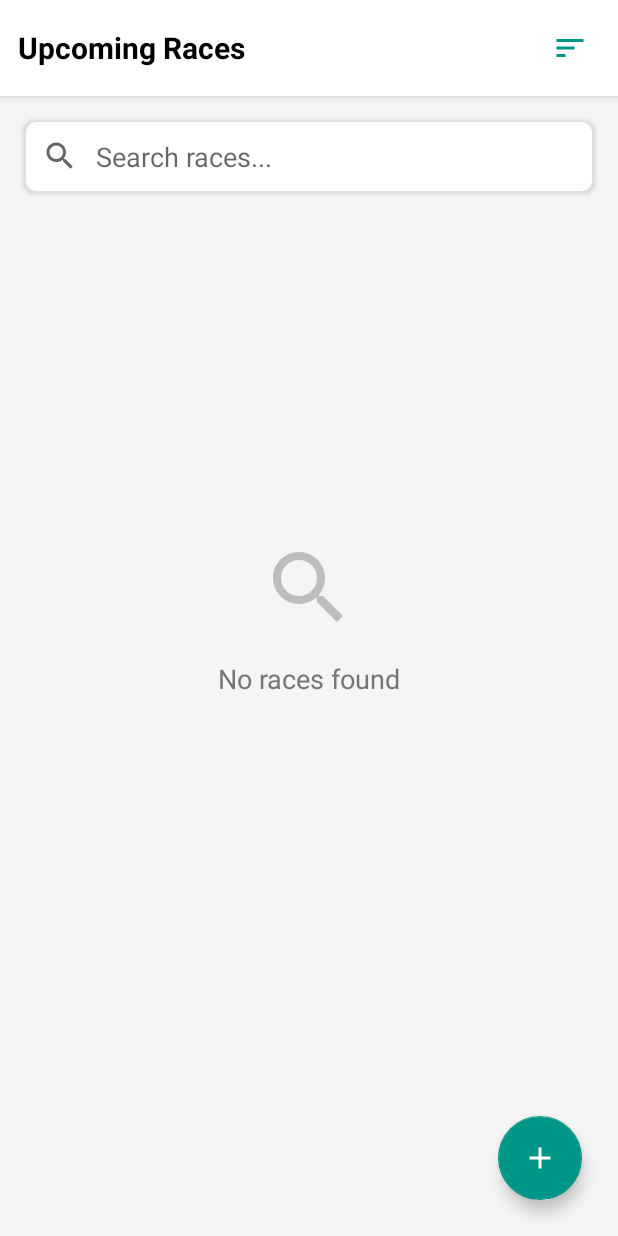
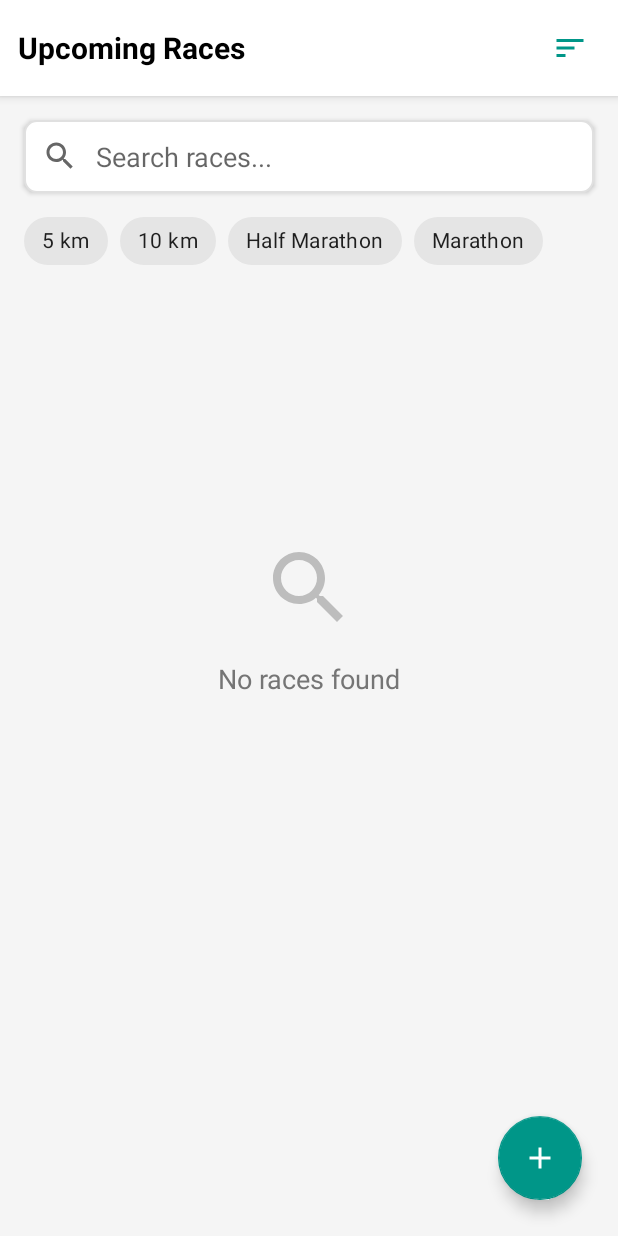
Before and after one commit to Tatatroi/RaceUp, an Android app: the RaceListActivity screen opened directly, with no data from a screen before it, on a phone screen of 412 x 824 dp. Run offline under Robolectric (Android 15) with nearby library versions, the phone set to English and light mode, and no system bars; our stand-ins replace Firebase (no records; nobody signed in at launch, a user with empty details on screens opened directly).

Commit message:
Update RaceListActivity to include a distance filter for the races

```diff
--- a/app/build.gradle.kts
+++ b/app/build.gradle.kts
@@ -91,6 +91,7 @@ dependencies {
     implementation(libs.androidx.appcompat)
     implementation("com.google.android.gms:play-services-maps:19.2.0")
     implementation("com.google.android.gms:play-services-location:21.0.1")
+    implementation("com.google.android.material:material:1.11.0")
 //    implementation(platform(libs.firebase.bom))
 //    implementation(libs.firebase.auth.ktx)
 //    implementation(libs.firebase.firestore.ktx)
--- a/app/src/main/java/com/raceup/app/RaceListActivity.kt
+++ b/app/src/main/java/com/raceup/app/RaceListActivity.kt
@@ -9,11 +9,11 @@ import android.widget.EditText
 import android.widget.ImageButton
 import android.widget.LinearLayout
 import android.widget.TextView
-import android.widget.Toast
 import androidx.appcompat.app.AlertDialog
 import androidx.appcompat.app.AppCompatActivity
 import androidx.recyclerview.widget.LinearLayoutManager
 import androidx.recyclerview.widget.RecyclerView
+import com.google.android.material.chip.ChipGroup
 import com.google.firebase.auth.FirebaseAuth
 import com.google.firebase.firestore.FirebaseFirestore
 import com.google.firebase.firestore.ListenerRegistration
@@ -25,16 +25,17 @@ class RaceListActivity : AppCompatActivity() {
     private lateinit var searchEditText: EditText
     private lateinit var btnSort: ImageButton
     private lateinit var emptyView: LinearLayout
+    private lateinit var filterChipGroup: ChipGroup // <--- NEW
 
-    // We need TWO lists:
-    // 1. The full data from DB
-    // 2. The filtered data currently shown
     private val allRacesList = mutableListOf<Race>()
     private val displayList = mutableListOf<Race>()
 
     private val db = FirebaseFirestore.getInstance()
     private val auth = FirebaseAuth.getInstance()
     private var listenerRegistration: ListenerRegistration? = null
+
+    // Tracks the active filter
+    private var selectedDistanceFilter: String? = null
 
     override fun onCreate(savedInstanceState: Bundle?) {
         super.onCreate(savedInstanceState)
@@ -45,11 +46,10 @@ class RaceListActivity : AppCompatActivity() {
         searchEditText = findViewById(R.id.searchEditText)
         btnSort = findViewById(R.id.btnSort)
         emptyView = findViewById(R.id.emptyView)
+        filterChipGroup = findViewById(R.id.filterChipGroup) // <--- NEW
         val addRaceButton = findViewById<View>(R.id.addRaceButton)
 
         recyclerView.layoutManager = LinearLayoutManager(this)
-
-        // Adapter uses displayList (the filtered one)
         adapter = RaceAdapter(displayList) { race ->
             val intent = Intent(this, RaceDetailsActivity::class.java)
             intent.putExtra("raceId", race.id)
@@ -57,51 +57,96 @@ class RaceListActivity : AppCompatActivity() {
         }
         recyclerView.adapter = adapter
 
-        // Guest Mode Logic
-        if (auth.currentUser == null) {
-            addRaceButton.visibility = View.GONE
-        } else {
-            addRaceButton.visibility = View.VISIBLE
-            addRaceButton.setOnClickListener {
-                startActivity(Intent(this, RaceFormActivity::class.java))
-            }
+        // Setup Buttons
+        if (auth.currentUser == null) addRaceButton.visibility = View.GONE
+        else addRaceButton.setOnClickListener {
+            startActivity(
+                Intent(
+                    this,
+                    RaceFormActivity::class.java
+                )
+            )
         }
 
-        // Admin Review Logic
         val showPending = intent.getBooleanExtra("SHOW_PENDING", false)
         if (showPending) {
             findViewById<TextView>(R.id.tvTitle).text = "Pending Approvals"
-            // Hide search/sort in admin review to keep it simple, or keep them if you want
             searchEditText.visibility = View.GONE
             btnSort.visibility = View.GONE
+            // Hide filters in admin mode
+            findViewById<View>(R.id.chipScrollView).visibility = View.GONE
         }
 
-        // Load Data
         loadRacesLive(showPending)
 
-        // SEARCH LOGIC
+        // --- SEARCH LISTENER ---
         searchEditText.addTextChangedListener(object : TextWatcher {
             override fun afterTextChanged(s: Editable?) {
-                filter(s.toString())
-            }
+                applyFilters()
+            } // Changed to call applyFilters
+
             override fun beforeTextChanged(s: CharSequence?, start: Int, count: Int, after: Int) {}
             override fun onTextChanged(s: CharSequence?, start: Int, before: Int, count: Int) {}
         })
 
-        // SORT LOGIC
-        btnSort.setOnClickListener {
-            showSortDialog()
+        // --- SORT LISTENER ---
+        btnSort.setOnClickListener { showSortDialog() }
+
+        // --- NEW: CHIP LISTENER ---
+        filterChipGroup.setOnCheckedChangeListener { group, checkedId ->
+            if (checkedId == View.NO_ID) {
+                // Nothing selected
+                selectedDistanceFilter = null
+            } else {
+                // Something selected, figure out which one
+                when (checkedId) {
+                    R.id.chip5k -> selectedDistanceFilter = "5" // Will match "5 km"
+                    R.id.chip10k -> selectedDistanceFilter = "10"
+                    R.id.chip21k -> selectedDistanceFilter = "21" // Matches 21.1 km
+                    R.id.chip42k -> selectedDistanceFilter = "42" // Matches 42.2 km
+                }
+            }
+            // Re-run the filter with new chip setting
+            applyFilters()
         }
+    }
+
+    // --- THE MAIN FILTER FUNCTION ---
+    private fun applyFilters() {
+        val searchText = searchEditText.text.toString().lowercase().trim()
+
+        displayList.clear()
+
+        for (race in allRacesList) {
+            // 1. Check Text
+            val matchesText = if (searchText.isEmpty()) true else {
+                race.name.lowercase().contains(searchText) ||
+                        race.distance.lowercase().contains(searchText)
+            }
+
+            // 2. Check Chip
+            // The race distance string looks like "5 km, 10 km, 21.1 km"
+            // We check if it contains our filter key (e.g., "10")
+            val matchesChip = if (selectedDistanceFilter == null) true else {
+                race.distance.contains(selectedDistanceFilter!!)
+            }
+
+            // Add ONLY if both are true
+            if (matchesText && matchesChip) {
+                displayList.add(race)
+            }
+        }
+
+        adapter.notifyDataSetChanged()
+        updateEmptyView()
     }
 
     private fun loadRacesLive(showPending: Boolean) {
         val targetStatus = !showPending
-
         listenerRegistration = db.collection("races")
             .whereEqualTo("isApproved", targetStatus)
             .addSnapshotListener { snapshot, error ->
                 if (error != null) return@addSnapshotListener
-
                 if (snapshot != null) {
                     allRacesList.clear()
                     for (doc in snapshot.documents) {
@@ -109,36 +154,14 @@ class RaceListActivity : AppCompatActivity() {
                         race?.id = doc.id
                         if (race != null) allRacesList.add(race)
                     }
-                    // Initially, display everything
-                    displayList.clear()
-                    displayList.addAll(allRacesList)
-                    adapter.notifyDataSetChanged()
-
-                    updateEmptyView()
+                    applyFilters() // Apply filters immediately after loading
                 }
             }
     }
 
-    private fun filter(text: String) {
-        displayList.clear()
-        if (text.isEmpty()) {
-            displayList.addAll(allRacesList)
-        } else {
-            val query = text.lowercase()
-            for (race in allRacesList) {
-                if (race.name.lowercase().contains(query) || race.distance.lowercase().contains(query)) {
-                    displayList.add(race)
-                }
-            }
-        }
-        adapter.notifyDataSetChanged()
-
-        updateEmptyView()
-    }
-
+    // ... (Keep your existing showSortDialog, parseDate, updateEmptyView, onDestroy) ...
     private fun showSortDialog() {
         val options = arrayOf("Name (A-Z)", "Date (Newest First)", "Date (Oldest First)")
-
         val builder = AlertDialog.Builder(this)
         builder.setTitle("Sort By")
         builder.setItems(options) { _, which ->
@@ -152,19 +175,15 @@ class RaceListActivity : AppCompatActivity() {
         builder.show()
     }
 
-    // Helper to parse your date string "dd/MM/yyyy" for sorting
     private fun parseDate(dateString: String): Long {
         return try {
             val parts = dateString.split("/")
-            // format: YYYYMMDD for easy number comparison
             val year = parts[2].toInt()
             val month = parts[1].toInt()
             val day = parts[0].toInt()
-
-            // Return a comparable number (timestamp or just huge int)
             (year * 10000 + month * 100 + day).toLong()
         } catch (e: Exception) {
-            0L // If date is weird, put it at the end/start
+            0L
         }
     }
 
--- a/app/src/main/res/layout/activity_race_list.xml
+++ b/app/src/main/res/layout/activity_race_list.xml
@@ -49,15 +49,62 @@
         android:padding="12dp"
         android:elevation="2dp"
         app:layout_constraintTop_toBottomOf="@+id/toolbarArea" />
+
+    <HorizontalScrollView
+        android:id="@+id/chipScrollView"
+        android:layout_width="match_parent"
+        android:layout_height="wrap_content"
+        android:scrollbars="none"
+        android:layout_marginTop="8dp"
+        android:paddingHorizontal="16dp"
+        android:clipToPadding="false"
+        app:layout_constraintTop_toBottomOf="@+id/searchEditText">
+
+        <com.google.android.material.chip.ChipGroup
+            android:id="@+id/filterChipGroup"
+            android:layout_width="wrap_content"
+            android:layout_height="wrap_content"
+            app:singleSelection="true">
+            <com.google.android.material.chip.Chip
+                android:id="@+id/chip5k"
+                android:layout_width="wrap_content"
+                android:layout_height="wrap_content"
+                android:text="5 km"
+                style="@style/Widget.MaterialComponents.Chip.Choice"/>
+
+            <com.google.android.material.chip.Chip
+                android:id="@+id/chip10k"
+                android:layout_width="wrap_content"
+                android:layout_height="wrap_content"
+                android:text="10 km"
+                style="@style/Widget.MaterialComponents.Chip.Choice"/>
+
+            <com.google.android.material.chip.Chip
+                android:id="@+id/chip21k"
+                android:layout_width="wrap_content"
+                android:layout_height="wrap_content"
+                android:text="Half Marathon"
+                style="@style/Widget.MaterialComponents.Chip.Choice"/>
+
+            <com.google.android.material.chip.Chip
+                android:id="@+id/chip42k"
+                android:layout_width="wrap_content"
+                android:layout_height="wrap_content"
+                android:text="Marathon"
+                style="@style/Widget.MaterialComponents.Chip.Choice"/>
+
+        </com.google.android.material.chip.ChipGroup>
+    </HorizontalScrollView>
+
     <androidx.recyclerview.widget.RecyclerView
         android:id="@+id/raceRecyclerView"
         android:layout_width="0dp"
         android:layout_height="0dp"
         android:layout_marginTop="8dp"
+        app:layout_constraintTop_toBottomOf="@+id/chipScrollView"
         app:layout_constraintBottom_toBottomOf="parent"
         app:layout_constraintEnd_toEndOf="parent"
-        app:layout_constraintStart_toStartOf="parent"
-        app:layout_constraintTop_toBottomOf="@+id/searchEditText" />
+        app:layout_constraintStart_toStartOf="parent" />
 
     <com.google.android.material.floatingactionbutton.FloatingActionButton
         android:id="@+id/addRaceButton"
--- a/app/src/main/res/values/themes.xml
+++ b/app/src/main/res/values/themes.xml
@@ -3,6 +3,6 @@
 
 <!--    <style name="Theme.RaceUp" parent="android:Theme.Material.Light.NoActionBar" />-->
 
-    <style name="Base.Theme.RaceUp" parent="Theme.AppCompat.DayNight.NoActionBar">
+    <style name="Base.Theme.RaceUp" parent="Theme.MaterialComponents.DayNight.NoActionBar">
     </style>
 </resources>
```
